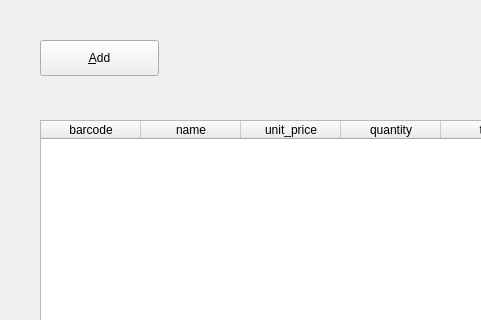
Above: pyside/pos/views/point_of_sale.ui from mestizosdev/pos_xml_rpc before the change; both pictures show x 0 to 481 and y 0 to 320 of the 800 by 600 pixel window. Below: the same form after it.
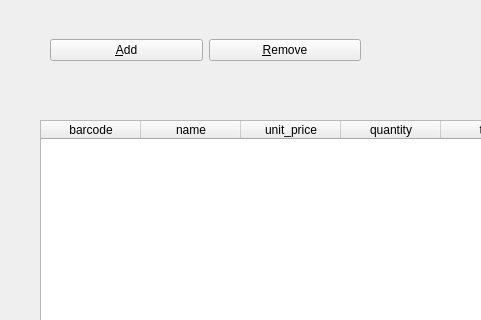
That is the form after the change.

Commit message: [IMP] Remove row

```diff
--- a/pyside/pos/views/point_of_sale.ui
+++ b/pyside/pos/views/point_of_sale.ui
@@ -49,18 +49,31 @@
      </property>
     </column>
    </widget>
-   <widget class="QPushButton" name="pushAdd">
+   <widget class="QWidget" name="gridLayoutWidget">
     <property name="geometry">
      <rect>
-      <x>40</x>
-      <y>40</y>
-      <width>119</width>
-      <height>36</height>
+      <x>50</x>
+      <y>10</y>
+      <width>311</width>
+      <height>80</height>
      </rect>
     </property>
+    <layout class="QGridLayout" name="gridLayout">
+     <item row="0" column="0">
+      <widget class="QPushButton" name="pushAdd">
     <property name="text">
      <string>&amp;Add</string>
     </property>
+      </widget>
+     </item>
+     <item row="0" column="1">
+      <widget class="QPushButton" name="pushRemove">
+       <property name="text">
+        <string>&amp;Remove</string>
+       </property>
+      </widget>
+     </item>
+    </layout>
    </widget>
   </widget>
   <widget class="QMenuBar" name="menubar">
```
Lines whose indentation alone changed are shown as unchanged. The commit also changes 2 other files.
